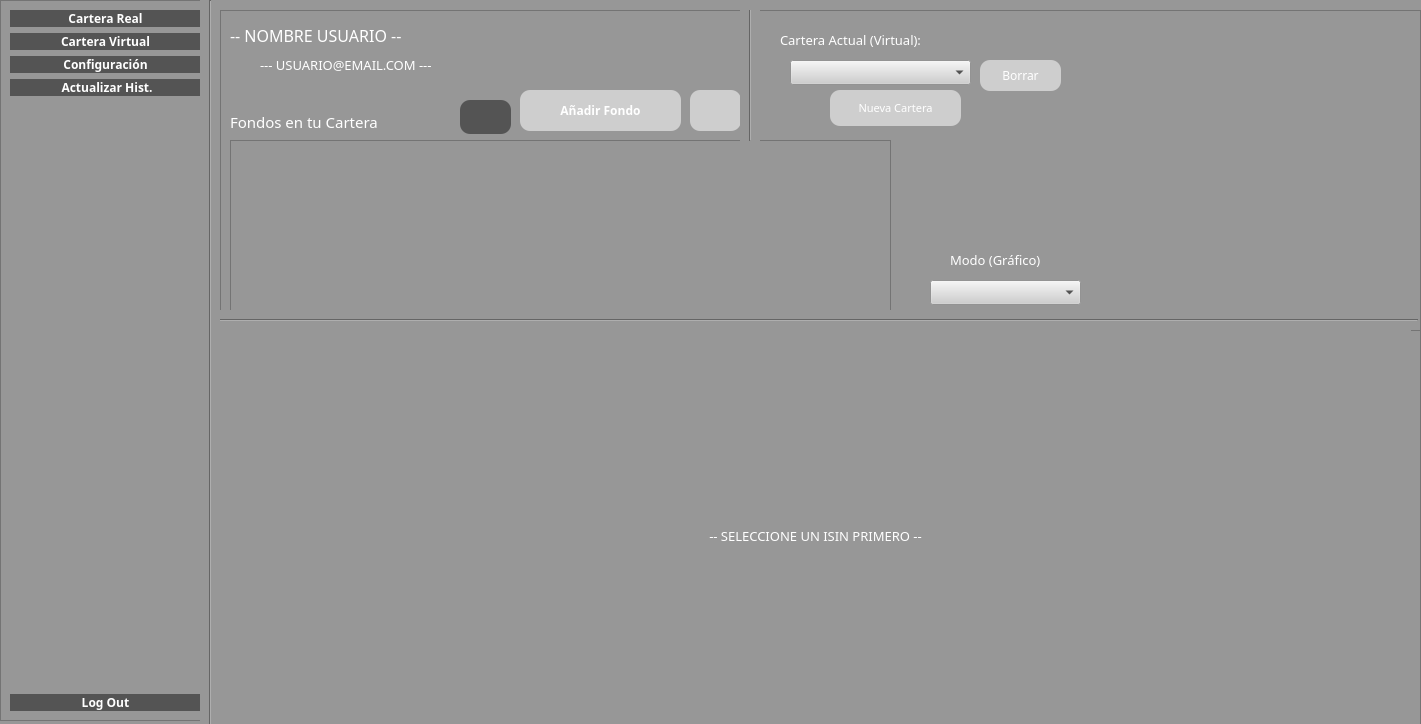
This is src/GUI/PrincipalUsuario.ui in jesusramondovale/IngenicaSTS as Qt 5 draws it before an edit. The edited form follows.
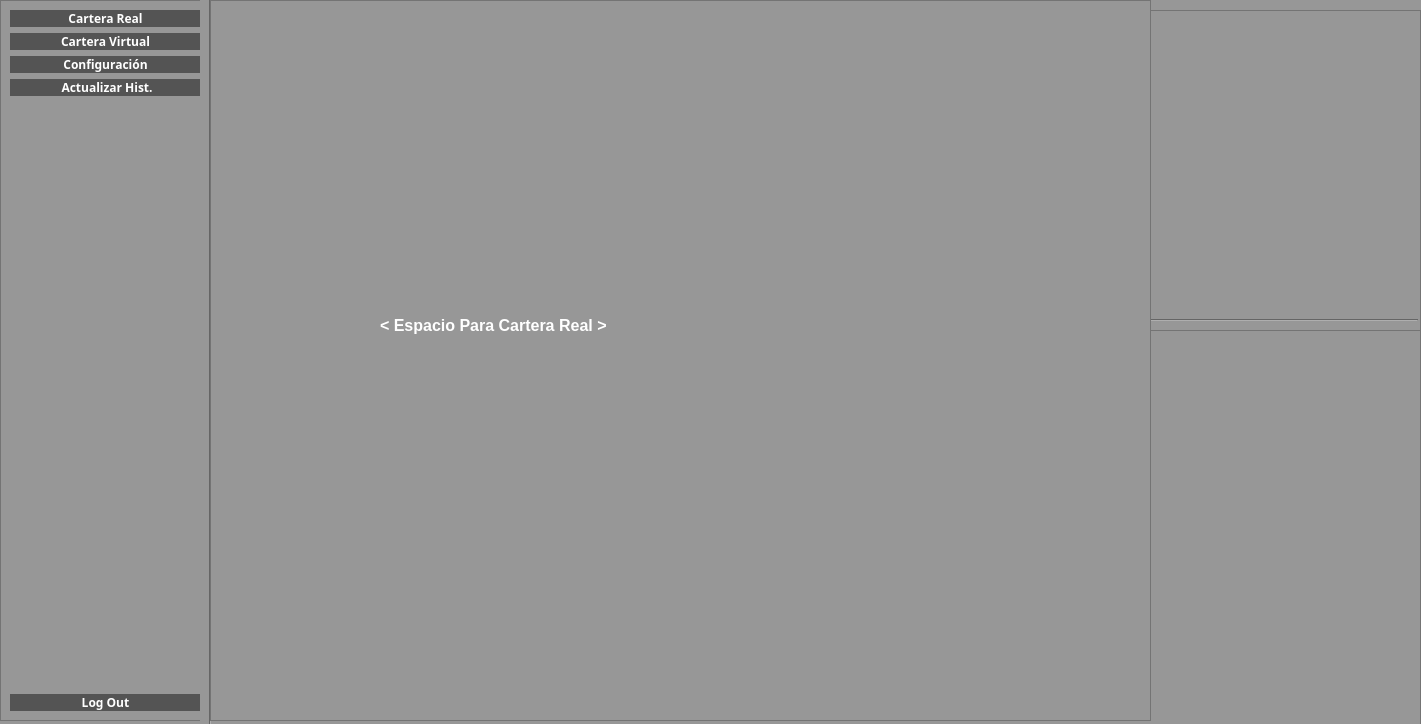
This is the edited form. Icons and pictures are not drawn.

Commit message: Añadido: Layout para Cartera Real

Diff of the .ui file:
```diff
--- a/src/GUI/PrincipalUsuario.ui
+++ b/src/GUI/PrincipalUsuario.ui
@@ -53,7 +53,8 @@
 }
 
 QPushButton:hover {
-	background-color: rgb(0, 0, 0)
+	 background-color: rgb(0, 85,124);
+     color: rgb(255, 255, 255)
 }
 
 </string>
@@ -233,7 +234,7 @@
     <property name="frameShadow">
      <enum>QFrame::Raised</enum>
     </property>
-    <widget class="QFrame" name="frame">
+    <widget class="QFrame" name="frameVirt">
      <property name="geometry">
       <rect>
        <x>0</x>
@@ -651,6 +652,8 @@
       </item>
      </layout>
     </widget>
+    <zorder>horizontalLayoutWidget</zorder>
+    <zorder>frameVirt</zorder>
    </widget>
    <widget class="Line" name="line">
     <property name="geometry">
@@ -673,6 +676,42 @@
      <enum>Qt::Vertical</enum>
     </property>
    </widget>
+   <widget class="QFrame" name="frameReal">
+    <property name="geometry">
+     <rect>
+      <x>210</x>
+      <y>0</y>
+      <width>941</width>
+      <height>721</height>
+     </rect>
+    </property>
+    <property name="frameShape">
+     <enum>QFrame::StyledPanel</enum>
+    </property>
+    <property name="frameShadow">
+     <enum>QFrame::Raised</enum>
+    </property>
+    <widget class="QLabel" name="labelReal">
+     <property name="geometry">
+      <rect>
+       <x>170</x>
+       <y>280</y>
+       <width>501</width>
+       <height>91</height>
+      </rect>
+     </property>
+     <property name="font">
+      <font>
+       <pointsize>12</pointsize>
+       <weight>75</weight>
+       <bold>true</bold>
+      </font>
+     </property>
+     <property name="text">
+      <string>                  &lt;  Espacio Para Cartera Real  &gt;</string>
+     </property>
+    </widget>
+   </widget>
   </widget>
  </widget>
  <resources/>
```
The commit also changes 3 other files.
